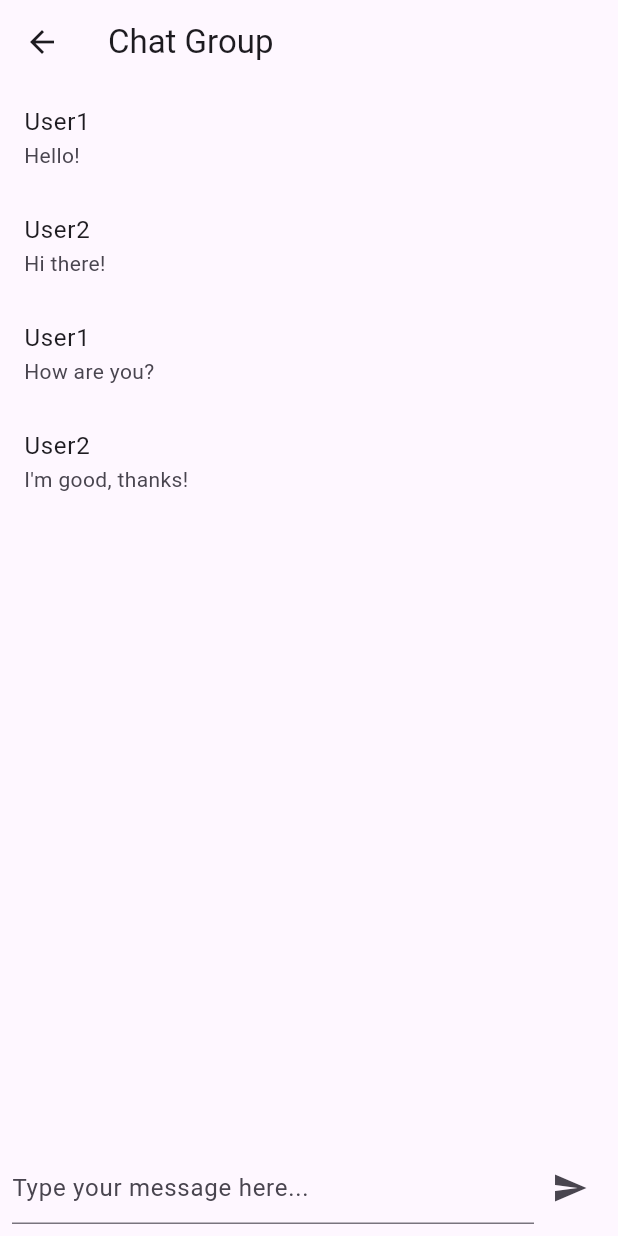
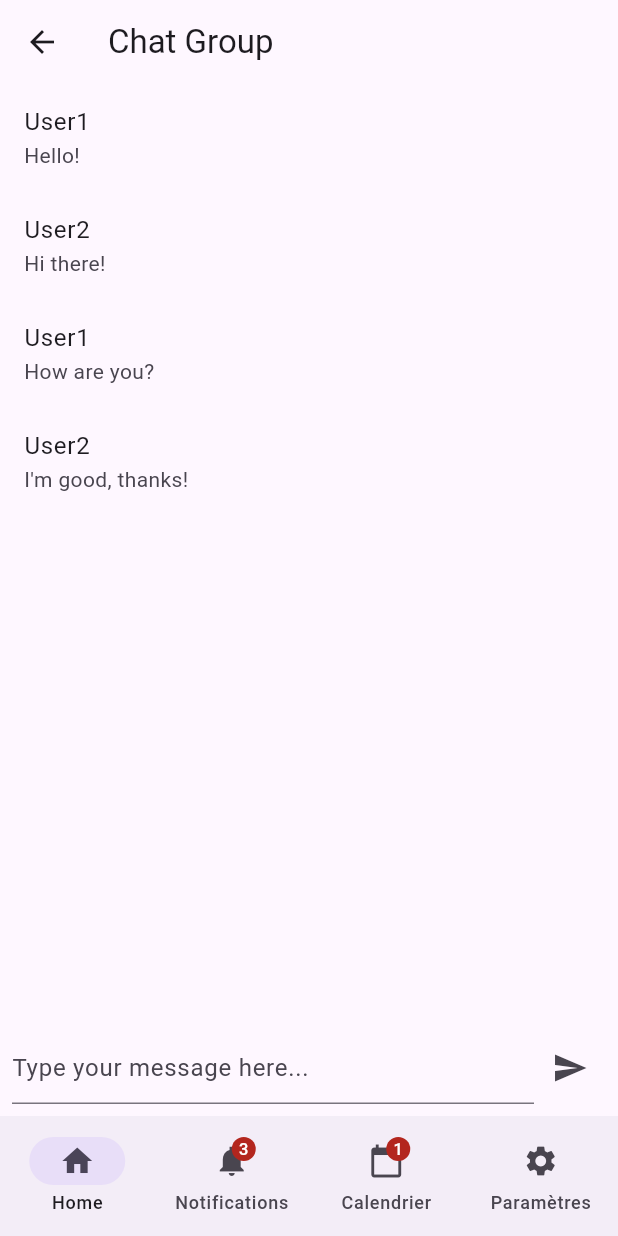
Before and after one commit to waliidhakim/challenge_flutter_go, a Flutter app: the GroupChatScreen screen opened directly with empty values, on a phone screen of 412 x 824 dp. Run offline on Flutter 3.47's test engine with Material 3 defaults, Android fonts, the phone set to English and light mode, and no system bars; our stand-ins replace file_picker, flutter_dotenv, go_router, shared_preferences; missing offline and left inert: dart:html, dart:js; accounts and stored records are empty; network calls fail.

Commit message:
feat: added navbar

```diff
--- a/flutter_mobile/lib/screens/groupe_chat/group_chat_screen.dart
+++ b/flutter_mobile/lib/screens/groupe_chat/group_chat_screen.dart
@@ -1,4 +1,5 @@
 import 'package:flutter/material.dart';
+import 'package:flutter_mobile/widgets/navbar.dart';
 import 'package:go_router/go_router.dart';
 
 class GroupChatScreen extends StatefulWidget {
@@ -45,6 +46,7 @@ class _GroupChatScreenState extends State<GroupChatScreen> {
   Widget build(BuildContext context) {
     return Scaffold(
       appBar: AppBar(title: const Text("Chat Group")),
+      bottomNavigationBar: const Navbar(),
       body: Column(
         children: [
           Expanded(
--- a/flutter_mobile/lib/screens/home/home_screen.dart
+++ b/flutter_mobile/lib/screens/home/home_screen.dart
@@ -3,6 +3,7 @@ import 'package:flutter_mobile/screens/groupe_chat/create_group_chat_screen.dart
 import 'package:flutter_mobile/screens/groupe_chat/group_chat_detail_screen.dart';
 import 'package:flutter_mobile/screens/groupe_chat/group_chat_screen.dart';
 import 'package:flutter_mobile/widgets/long_press_item.dart';
+import 'package:flutter_mobile/widgets/navbar.dart';
 import 'package:go_router/go_router.dart';
 import 'package:flutter_mobile/screens/login/login_screen.dart';
 import 'package:flutter_mobile/services/groupe_chat_service.dart';
@@ -90,6 +91,7 @@ class _HomeScreenState extends State<HomeScreen> {
   Widget build(BuildContext context) {
     return Scaffold(
       appBar: AppBar(title: const Text("Groupes")),
+      bottomNavigationBar: const Navbar(),
       body: Column(
         children: [
           Padding(
--- /dev/null
+++ b/flutter_mobile/lib/widgets/navbar.dart
@@ -0,0 +1,62 @@
+import 'package:flutter/material.dart';
+import 'package:flutter_mobile/screens/calendar/calendar_screen.dart';
+import 'package:flutter_mobile/screens/home/home_screen.dart';
+import 'package:flutter_mobile/screens/notifications/notifications_screen.dart';
+import 'package:flutter_mobile/screens/settings/settings_screen.dart';
+import 'package:go_router/go_router.dart';
+
+class Navbar extends StatefulWidget {
+  const Navbar({super.key});
+
+  @override
+  State<Navbar> createState() => _NavbarState();
+}
+
+class _NavbarState extends State<Navbar> {
+  int currentPageIndex = 0;
+
+  @override
+  Widget build(BuildContext context) {
+    return NavigationBar(
+      onDestinationSelected: (int index) {
+        switch (index) {
+          case 0:
+            context.push(HomeScreen.routeName);
+          case 1:
+            context.push(NotificationScreen.routeName);
+          case 2:
+            context.push(CalendarScreen.routeName);
+          case 3:
+            context.push(SettingsScreen.routeName);
+        }
+        setState(() {
+          currentPageIndex = index;
+        });
+
+      },
+      selectedIndex: currentPageIndex,
+      destinations: const <Widget>[
+        NavigationDestination(
+          selectedIcon: Icon(Icons.home),
+          icon: Icon(Icons.home_outlined),
+          label: 'Home',
+        ),
+        NavigationDestination(
+          icon: Badge(label: Text("3"), child: Icon(Icons.notifications_sharp)),
+          label: 'Notifications',
+        ),
+        NavigationDestination(
+          icon: Badge(
+            label: Text('1'),
+            child: Icon(Icons.calendar_today),
+          ),
+          label: 'Calendrier',
+        ),
+        NavigationDestination(
+          icon: Icon(Icons.settings),
+          label: 'Paramètres',
+        ),
+      ],
+    );
+  }
+}
```
Also changed, not shown: flutter_mobile/lib/app.dart (+27 -3 lines), flutter_mobile/lib/screens/calendar/calendar_screen.dart (added, +21 -0 lines), flutter_mobile/lib/screens/notifications/notifications_screen.dart (added, +21 -0 lines), flutter_mobile/lib/screens/settings/settings_screen.dart (added, +21 -0 lines).
